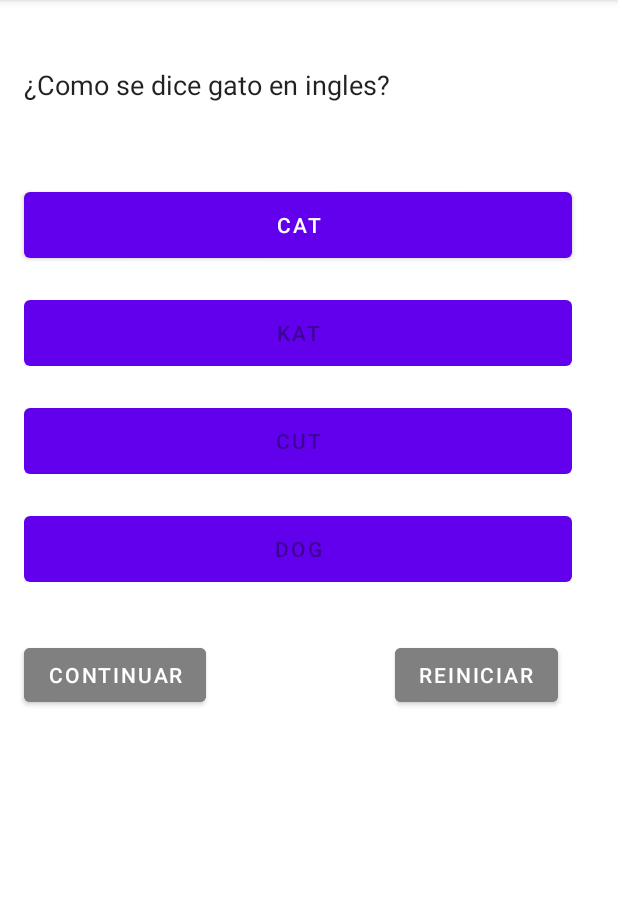
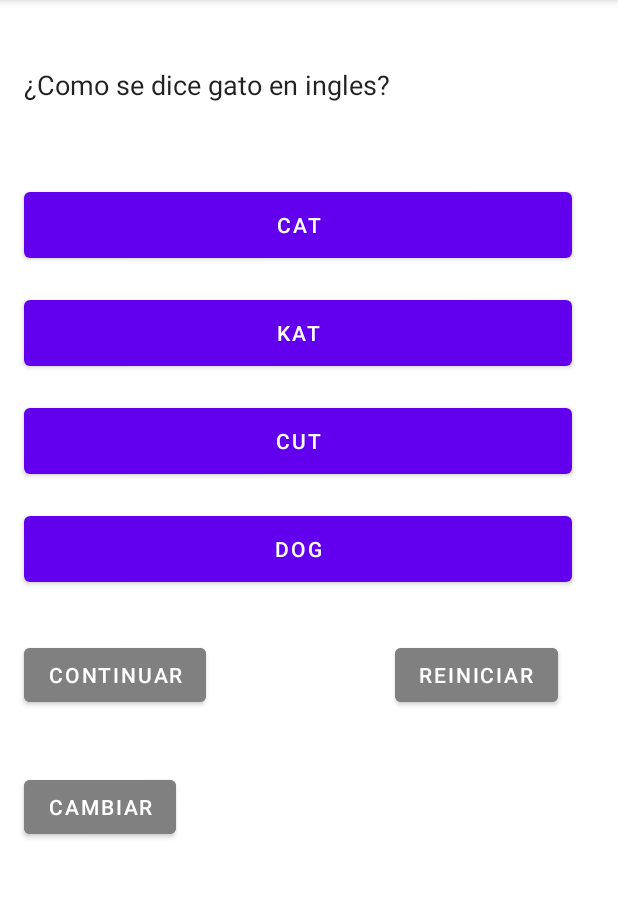
Before and after one commit to kolaso13/Quiz, an Android app: the screen it shows after launch (MainActivity), after a tap on "REINICIAR", on a phone screen of 412 x 824 dp, the part 84-982 px from its top. Run offline under Robolectric (Android 15) with nearby library versions, the phone set to English and light mode, and no system bars; 3 other taps on this screen came first.

Commit message:
objetivos basicos acabdos

```diff
--- a/app/src/main/java/com/example/quiz/MainActivity.java
+++ b/app/src/main/java/com/example/quiz/MainActivity.java
@@ -2,6 +2,8 @@ package com.example.quiz;
 
 import androidx.appcompat.app.AppCompatActivity;
 
+import android.app.Activity;
+import android.content.Intent;
 import android.graphics.Color;
 import android.os.Bundle;
 import android.util.Log;
@@ -25,7 +27,7 @@ public class MainActivity extends AppCompatActivity {
     private int pregunta = 0;
     private String correcto, textoBoton;
 
-    Button res1, res2, res3, res4, btnContinuar, btnReiniciar, btnFinalizar;
+    Button res1, res2, res3, res4, btnContinuar, btnReiniciar, btnFinalizar, btncambio;
     ImageButton leon, ardilla, tortuga, panda;
     @Override
     protected void onCreate(Bundle savedInstanceState) {
@@ -37,6 +39,7 @@ public class MainActivity extends AppCompatActivity {
         btnReiniciar =findViewById(R.id.reiniciar);
         btnContinuar = findViewById(R.id.continuar);
         btnFinalizar = findViewById(R.id.check);
+        btncambio= findViewById(R.id.cambiar);
 
         res1 = findViewById(R.id.respuesta1);
         res2 = findViewById(R.id.respuesta2);
@@ -74,47 +77,15 @@ public class MainActivity extends AppCompatActivity {
                 res3.setClickable(true);
                 res4.setClickable(true);
 
-                res1.setEnabled(true);
-                res2.setEnabled(true);
-                res3.setEnabled(true);
-                res4.setEnabled(true);
+
             }
         });
 
         btnReiniciar.setOnClickListener(new View.OnClickListener() {
             @Override
             public void onClick(View view) {
-                pregunta=0;
-                correcto = mostrarPregunta(pregunta);
-                resincorrectas=0;
-                rescorrectas=0;
-                preguntaactual=0;
-
-                leon.setVisibility(View.GONE);
-                ardilla.setVisibility(View.GONE);
-                tortuga.setVisibility(View.GONE);
-                panda.setVisibility(View.GONE);
-                btnFinalizar.setVisibility(View.GONE);
-
-                btnContinuar.setVisibility(View.VISIBLE);
-                res1.setVisibility(View.VISIBLE);
-                res2.setVisibility(View.VISIBLE);
-                res3.setVisibility(View.VISIBLE);
-                res4.setVisibility(View.VISIBLE);
-
-                res1.setBackgroundColor(Color.parseColor("#FF6200ee"));
-                res2.setBackgroundColor(Color.parseColor("#FF6200ee"));
-                res3.setBackgroundColor(Color.parseColor("#FF6200ee"));
-                res4.setBackgroundColor(Color.parseColor("#FF6200ee"));
-                TextView correctoTV = findViewById(R.id.correcto);
-                TextView incorrectoTV = findViewById(R.id.incorrecto);
-                correctoTV.setText("");
-                incorrectoTV.setText("");
-
-                ardilla.setColorFilter(transparent);
-                leon.setColorFilter(transparent);
-                tortuga.setColorFilter(transparent);
-                panda.setColorFilter(transparent);
+                Activity Acti = MainActivity.this;
+                Acti.recreate();
             }
         });
 
@@ -139,6 +110,15 @@ public class MainActivity extends AppCompatActivity {
                 incorrectoTV.setText("Respuestas Inorrectas"+ resincorrectas);
             }
         });
+
+        btncambio.setOnClickListener(new View.OnClickListener() {
+            @Override
+            public void onClick(View view) {
+                Intent intent = new Intent(MainActivity.this, MainActivity2.class);
+                startActivity(intent);
+            }
+        });
+
         res1.setOnClickListener(new View.OnClickListener() {
             @Override
             public void onClick(View view) {
@@ -153,9 +133,9 @@ public class MainActivity extends AppCompatActivity {
                     resincorrectas++;
                 }
                 res1.setClickable(false);
-                res2.setEnabled(false);
-                res3.setEnabled(false);
-                res4.setEnabled(false);
+                res2.setClickable(false);
+                res3.setClickable(false);
+                res4.setClickable(false);
             }
         });
         res2.setOnClickListener(new View.OnClickListener() {
@@ -173,9 +153,9 @@ public class MainActivity extends AppCompatActivity {
                     resincorrectas++;
                 }
                 res2.setClickable(false);
-                res1.setEnabled(false);
-                res3.setEnabled(false);
-                res4.setEnabled(false);
+                res1.setClickable(false);
+                res3.setClickable(false);
+                res4.setClickable(false);
             }
         });
         res3.setOnClickListener(new View.OnClickListener() {
@@ -193,9 +173,9 @@ public class MainActivity extends AppCompatActivity {
                     resincorrectas++;
                 }
                 res3.setClickable(false);
-                res1.setEnabled(false);
-                res2.setEnabled(false);
-                res4.setEnabled(false);
+                res1.setClickable(false);
+                res2.setClickable(false);
+                res4.setClickable(false);
             }
         });
         res4.setOnClickListener(new View.OnClickListener() {
@@ -213,9 +193,9 @@ public class MainActivity extends AppCompatActivity {
                     resincorrectas++;
                 }
                 res4.setClickable(false);
-                res1.setEnabled(false);
-                res2.setEnabled(false);
-                res3.setEnabled(false);
+                res1.setClickable(false);
+                res2.setClickable(false);
+                res3.setClickable(false);
             }
         });
 
--- a/app/src/main/res/layout/activity_main.xml
+++ b/app/src/main/res/layout/activity_main.xml
@@ -148,4 +148,14 @@
         app:layout_constraintStart_toStartOf="@+id/pregunta"
         app:layout_constraintTop_toBottomOf="@+id/pregunta" />
 
+    <Button
+        android:id="@+id/cambiar"
+        android:layout_width="wrap_content"
+        android:layout_height="wrap_content"
+        android:layout_marginTop="40dp"
+        android:backgroundTint="#808080"
+        android:text="@string/cambiar"
+        app:layout_constraintStart_toStartOf="@+id/continuar"
+        app:layout_constraintTop_toBottomOf="@+id/continuar" />
+
 </androidx.constraintlayout.widget.ConstraintLayout>
--- a/app/src/main/res/values/strings.xml
+++ b/app/src/main/res/values/strings.xml
@@ -4,6 +4,9 @@
     <string name="check">Comprobar</string>
     <string name="anterior">Anterior</string>
     <string name="resultado">Resultado</string>
+    <string name="contruccion">En construcción</string>
+    <string name="volver">Volver</string>
+    <string name="cambiar">Cambiar</string>
     <string name="continuar">Continuar</string>
     <string name="reiniciar">Reiniciar</string>
     <string name="correctolabel">Ondo crack</string>
```
Also changed, not shown: app/src/main/java/com/example/quiz/MainActivity2.java (+13 -1 lines), app/src/main/res/layout/activity_main2.xml (+22 -2 lines), 1 other file.
